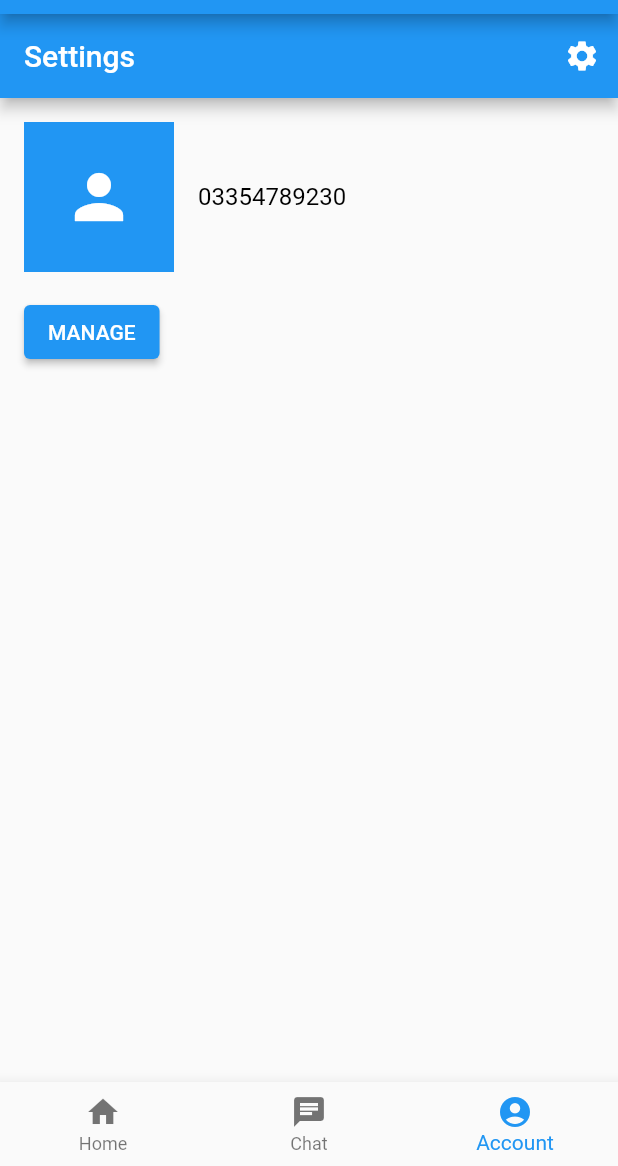
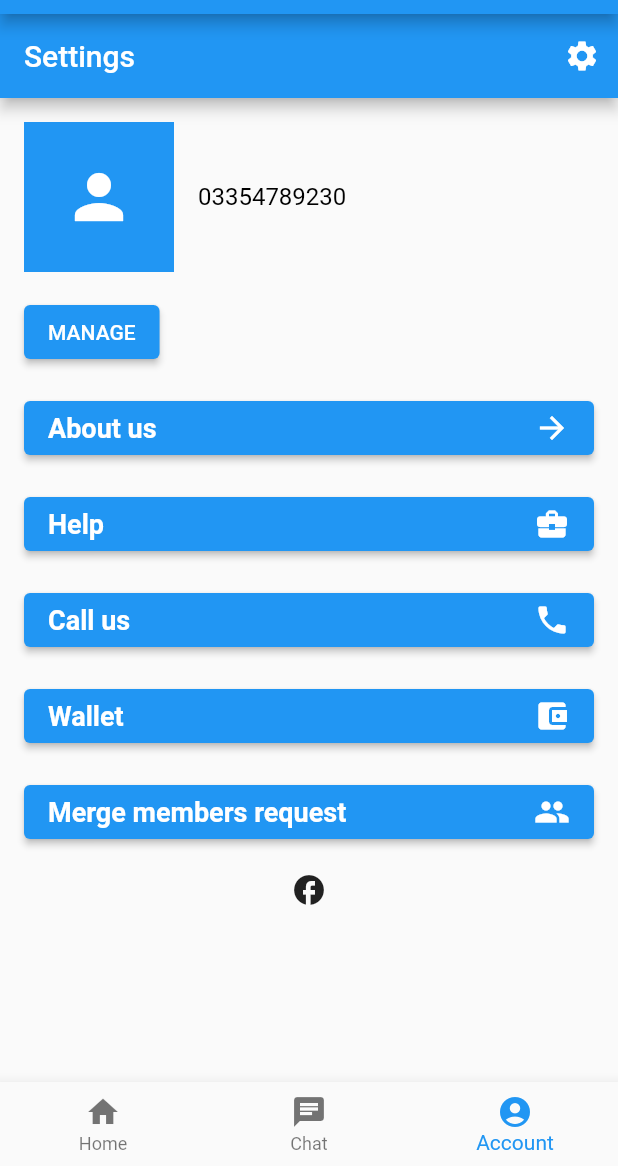
Before and after one commit to Hadiyahsaeed/MishalLab, a Flutter app: the screen it shows after launch, item 3 of the bottom bar chosen, on a phone screen of 412 x 824 dp, the part 70-1236 px from its top. Run offline on Flutter 3.47's test engine with Material 2 defaults, Android fonts, the phone set to English and light mode, and no system bars.

Commit message:
Update main.dart
Account page ui complete

```diff
--- a/lib/main.dart
+++ b/lib/main.dart
@@ -86,7 +86,7 @@ class _MyHomePageState extends State<MyHomePage> {
       case 1:
         return ChatPage();
       case 2:
-        return AccountPage();
+        return const AccountPage();
       default:
         return const HomeScreen();
     }
@@ -197,6 +197,8 @@ class ChatPage extends StatelessWidget {
 }
 
 class AccountPage extends StatelessWidget {
+  const AccountPage({super.key});
+
   @override
   Widget build(BuildContext context) {
     return Scaffold(
@@ -242,6 +244,136 @@ class AccountPage extends StatelessWidget {
               },
               child: const Text('MANAGE'),
             ),
+
+            // "About us" button
+            const SizedBox(height: 16.0), // Add some space above the button
+            SizedBox(
+              width: double.infinity,
+              child: ElevatedButton(
+                onPressed: () {
+                  // Handle the "About us" button press
+                },
+                child: const Row(
+                  mainAxisAlignment: MainAxisAlignment.spaceBetween,
+                  children: [
+                    Text(
+                      'About us',
+                      style: TextStyle(
+                        fontSize: 18.0,
+                        fontWeight: FontWeight.bold,
+                      ),
+                    ),
+                    Icon(Icons.arrow_forward),
+                  ],
+                ),
+              ),
+            ),
+
+            // "Help" button
+            const SizedBox(height: 16.0), // Add some space above the button
+            SizedBox(
+              width: double.infinity,
+              child: ElevatedButton(
+                onPressed: () {
+                  // Handle the "Help" button press
+                },
+                child: const Row(
+                  mainAxisAlignment: MainAxisAlignment.spaceBetween,
+                  children: [
+                    Text(
+                      'Help',
+                      style: TextStyle(
+                        fontSize: 18.0,
+                        fontWeight: FontWeight.bold,
+                      ),
+                    ),
+                    Icon(Icons.business_center), // Icon of a handshake
+                  ],
+                ),
+              ),
+            ),
+
+            // "Call us" button
+            const SizedBox(height: 16.0), // Add some space above the button
+            SizedBox(
+              width: double.infinity,
+              child: ElevatedButton(
+                onPressed: () {
+                  // Handle the "Call us" button press
+                },
+                child: const Row(
+                  mainAxisAlignment: MainAxisAlignment.spaceBetween,
+                  children: [
+                    Text(
+                      'Call us',
+                      style: TextStyle(
+                        fontSize: 18.0,
+                        fontWeight: FontWeight.bold,
+                      ),
+                    ),
+                    Icon(Icons.phone), // Icon of a phone
+                  ],
+                ),
+              ),
+            ),
+
+            // "Wallet" button
+            const SizedBox(height: 16.0), // Add some space above the button
+            SizedBox(
+              width: double.infinity,
+              child: ElevatedButton(
+                onPressed: () {
+                  // Handle the "Wallet" button press
+                },
+                child: const Row(
+                  mainAxisAlignment: MainAxisAlignment.spaceBetween,
+                  children: [
+                    Text(
+                      'Wallet',
+                      style: TextStyle(
+                        fontSize: 18.0,
+                        fontWeight: FontWeight.bold,
+                      ),
+                    ),
+                    Icon(Icons.account_balance_wallet), // Icon of a wallet
+                  ],
+                ),
+              ),
+            ),
+
+            // "Merge members request" button
+            const SizedBox(height: 16.0), // Add some space above the button
+            SizedBox(
+              width: double.infinity,
+              child: ElevatedButton(
+                onPressed: () {
+                  // Handle the "Merge members request" button press
+                },
+                child: const Row(
+                  mainAxisAlignment: MainAxisAlignment.spaceBetween,
+                  children: [
+                    Text(
+                      'Merge members request',
+                      style: TextStyle(
+                        fontSize: 18.0,
+                        fontWeight: FontWeight.bold,
+                      ),
+                    ),
+                    Icon(Icons.people), // Icon of a team
+                  ],
+                ),
+              ),
+            ),
+            // Centered icons
+            const SizedBox(height: 16.0), // Add some space above the icons
+            const Row(
+              mainAxisAlignment: MainAxisAlignment.center,
+              children: [
+                Icon(Icons.facebook),
+                // Facebook icon
+
+              ],
+            ),
           ],
         ),
       ),
@@ -265,8 +397,7 @@ class PersonWidget extends StatelessWidget {
       ),
     );
   }
-}
-class CartPage extends StatelessWidget {
+}class CartPage extends StatelessWidget {
   const CartPage({super.key});
 
   @override
```
